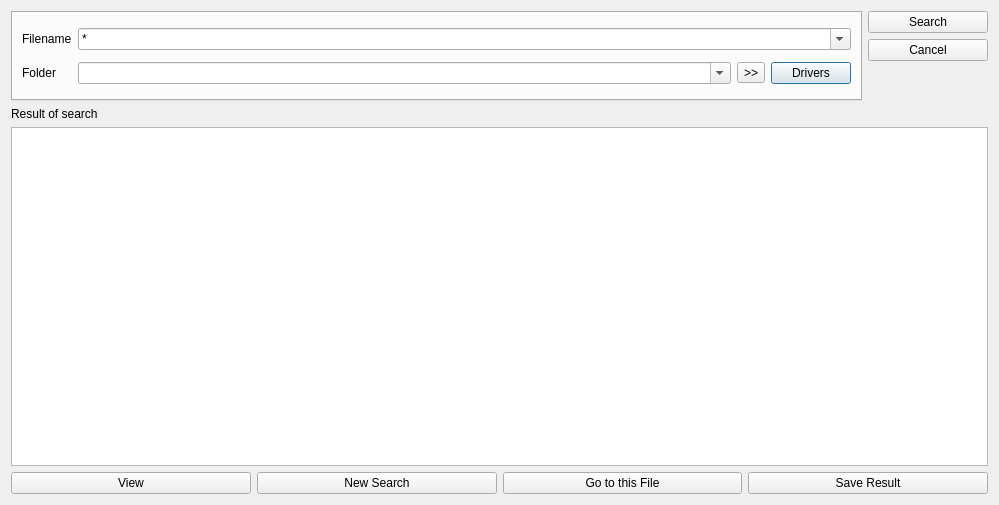
This is dialog/serchfiledialog.ui in flysnow010/flyscp as Qt 5 draws it before an edit. The edited form follows.
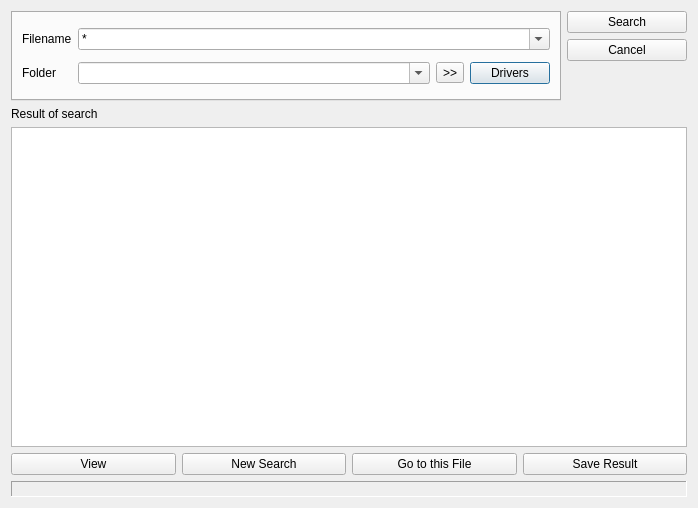
This is the edited form.

What changed in the file:
```diff
--- a/dialog/serchfiledialog.ui
+++ b/dialog/serchfiledialog.ui
@@ -6,14 +6,14 @@
    <rect>
     <x>0</x>
     <y>0</y>
-    <width>999</width>
-    <height>505</height>
+    <width>698</width>
+    <height>508</height>
    </rect>
   </property>
   <property name="windowTitle">
    <string>Search File</string>
   </property>
-  <layout class="QVBoxLayout" name="verticalLayout_3" stretch="0,1,0">
+  <layout class="QVBoxLayout" name="verticalLayout_3" stretch="0,1,0,0">
    <item>
     <layout class="QHBoxLayout" name="horizontalLayout">
      <item>
@@ -69,6 +69,12 @@
          </item>
          <item row="1" column="1" colspan="2">
           <widget class="QComboBox" name="cbFolder">
+           <property name="minimumSize">
+            <size>
+             <width>350</width>
+             <height>0</height>
+            </size>
+           </property>
            <property name="editable">
             <bool>true</bool>
            </property>
@@ -125,7 +131,7 @@
    </item>
    <item>
     <widget class="QWidget" name="widgetResult" native="true">
-     <layout class="QVBoxLayout" name="verticalLayout_2" stretch="0,1">
+     <layout class="QVBoxLayout" name="verticalLayout_2" stretch="0,0">
       <property name="leftMargin">
        <number>0</number>
       </property>
@@ -146,7 +152,7 @@
        </widget>
       </item>
       <item>
-       <widget class="QListWidget" name="lwResult"/>
+       <widget class="QListView" name="lwResult"/>
       </item>
      </layout>
     </widget>
@@ -197,6 +203,46 @@
      </layout>
     </widget>
    </item>
+   <item>
+    <widget class="QFrame" name="frameCurrentDir">
+     <property name="frameShape">
+      <enum>QFrame::Panel</enum>
+     </property>
+     <property name="frameShadow">
+      <enum>QFrame::Sunken</enum>
+     </property>
+     <layout class="QHBoxLayout" name="horizontalLayout_3">
+      <property name="spacing">
+       <number>0</number>
+      </property>
+      <property name="leftMargin">
+       <number>6</number>
+      </property>
+      <property name="topMargin">
+       <number>0</number>
+      </property>
+      <property name="rightMargin">
+       <number>0</number>
+      </property>
+      <property name="bottomMargin">
+       <number>0</number>
+      </property>
+      <item>
+       <widget class="QLabel" name="labelCurentPath">
+        <property name="frameShape">
+         <enum>QFrame::NoFrame</enum>
+        </property>
+        <property name="frameShadow">
+         <enum>QFrame::Sunken</enum>
+        </property>
+        <property name="text">
+         <string/>
+        </property>
+       </widget>
+      </item>
+     </layout>
+    </widget>
+   </item>
   </layout>
  </widget>
  <tabstops>
```
Left out of the diff: 21 changed lines with no effect on the pictures.
